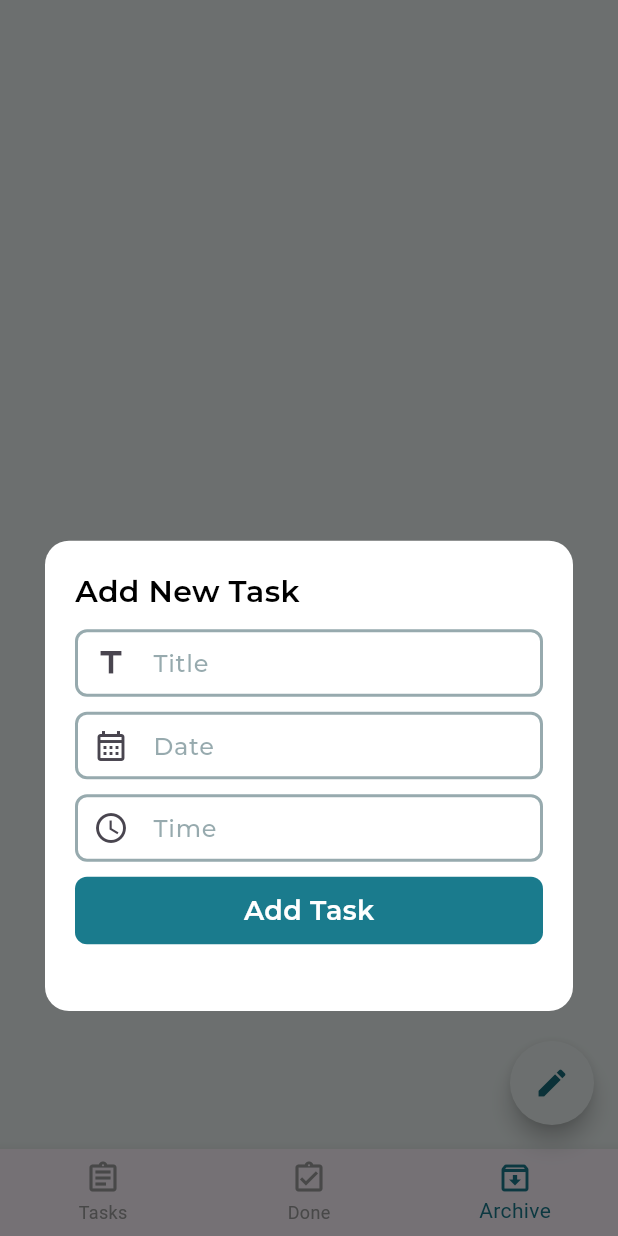
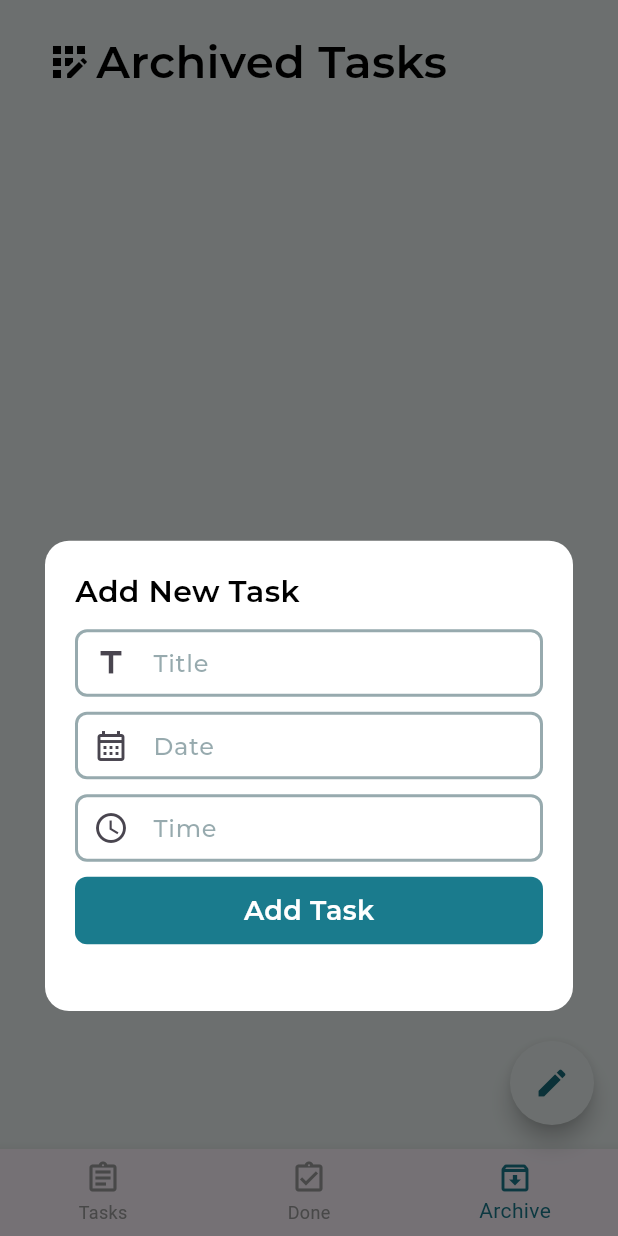
Before and after one commit to Bablu521/Todo-App, a Flutter app: the screen it shows after launch, item 3 of the bottom bar chosen, after a tap on the "edit" icon, on a phone screen of 412 x 824 dp. Run offline on Flutter 3.47's test engine with Material 3 defaults, Android fonts, the phone set to English and light mode, and no system bars; our stand-ins replace dartz, flutter_bloc, get_it, sqflite; accounts and stored records are empty.

Commit message:
build bottomNavigationBar views

```diff
--- /dev/null
+++ b/devtools_options.yaml
@@ -0,0 +1,3 @@
+description: This file stores settings for Dart & Flutter DevTools.
+documentation: https://docs.flutter.dev/tools/devtools/extensions#configure-extension-enablement-states
+extensions:
--- a/lib/features/home/presentation/views/components/home_view_body.dart
+++ b/lib/features/home/presentation/views/components/home_view_body.dart
@@ -1,9 +1,12 @@
 import 'package:flutter/material.dart';
 import 'package:todo_app/core/utils/styles.dart';
+import 'package:todo_app/features/home/data/model/task_model.dart';
 import 'package:todo_app/features/home/presentation/views/components/tasks_listview.dart';
 
 class HomeViewBody extends StatelessWidget {
-  const HomeViewBody({super.key});
+  final List<TaskModel> tasks;
+  final String taskType;
+  const HomeViewBody({super.key, required this.tasks, required this.taskType});
 
   @override
   Widget build(BuildContext context) {
@@ -16,14 +19,18 @@ class HomeViewBody extends StatelessWidget {
               padding: EdgeInsets.only(top: 20, bottom: 10),
               child: Row(
                 children: [
-                  Icon(Icons.app_registration_outlined, size: 32 ,color: Colors.black,),
+                  Icon(
+                    Icons.app_registration_outlined,
+                    size: 32,
+                    color: Colors.black,
+                  ),
                   SizedBox(width: 2),
-                  Text("Tasks", style: AppStyles.style30),
+                  Text(taskType, style: AppStyles.style30),
                 ],
               ),
             ),
           ),
-          TasksListView(),
+          TasksListView(tasks: tasks),
         ],
       ),
     );
--- /dev/null
+++ b/lib/features/home/presentation/views/components/no_tasks_item.dart
@@ -0,0 +1,34 @@
+import 'package:flutter/material.dart';
+import 'package:todo_app/core/utils/styles.dart';
+
+class NoTasksItem extends StatelessWidget {
+  final String taskType;
+  const NoTasksItem({super.key , required this.taskType});
+
+  @override
+  Widget build(BuildContext context) {
+    return Padding(
+      padding: EdgeInsets.symmetric(horizontal: 30),
+      child: Column(
+        children: [
+          Padding(
+            padding: EdgeInsets.only(top: 20, bottom: 10),
+            child: Row(
+              children: [
+                Icon(
+                  Icons.app_registration_outlined,
+                  size: 32,
+                  color: Colors.black,
+                ),
+                SizedBox(width: 2),
+                Text(taskType, style: AppStyles.style30),
+              ],
+            ),
+          ),
+          Expanded(
+            child: Center(child: Text("No Tasks", style: AppStyles.style22.copyWith(fontSize: 24))))
+        ],
+      ),
+    );
+  }
+}
--- a/lib/features/home/presentation/views/components/tasks_listview.dart
+++ b/lib/features/home/presentation/views/components/tasks_listview.dart
@@ -1,31 +1,18 @@
 import 'package:flutter/material.dart';
-import 'package:flutter_bloc/flutter_bloc.dart';
-import 'package:todo_app/features/home/logic/cubit/all_tasks_cubit.dart';
-import 'package:todo_app/features/home/logic/cubit/all_tasks_state.dart';
+import 'package:todo_app/features/home/data/model/task_model.dart';
 import 'package:todo_app/features/home/presentation/views/components/tasks_listview_item.dart';
 
 class TasksListView extends StatelessWidget {
-  const TasksListView({super.key});
+  final List<TaskModel> tasks;
+  const TasksListView({super.key,required this.tasks});
 
   @override
   Widget build(BuildContext context) {
-    return BlocBuilder<AllTasksCubit, AllTasksState>(
-      builder: (context, state) {
-        if (state is AllTasksSuccess) {
-          return SliverList.builder(
-            itemBuilder: (context, index) {
-              return TasksListViewItem(task: state.tasks[index]);
-            },
-            itemCount: state.tasks.length,
-          );
-        } else if (state is AllTasksFailure) {
-          return SliverToBoxAdapter(child: Center(child: Text("An Error Occured : ${state.errorMsg}")));
-        } else if (state is AllTasksLoading) {
-          return SliverToBoxAdapter(child: Center(child: CircularProgressIndicator()));
-        } else {
-          return SliverToBoxAdapter(child: Center(child: SizedBox()));
-        }
+    return SliverList.builder(
+      itemBuilder: (context, index) {
+        return TasksListViewItem(task: tasks[index]);
       },
+      itemCount: tasks.length,
     );
   }
 }
--- /dev/null
+++ b/lib/features/home/presentation/views/components/view_archived_tasks.dart
@@ -0,0 +1,19 @@
+import 'package:flutter/material.dart';
+import 'package:todo_app/features/home/data/model/task_model.dart';
+import 'package:todo_app/features/home/presentation/views/components/home_view_body.dart';
+import 'package:todo_app/features/home/presentation/views/components/no_tasks_item.dart';
+
+class ViewArchivedTasks extends StatelessWidget {
+  final List<TaskModel> tasks;
+  const ViewArchivedTasks({super.key, required this.tasks});
+
+  @override
+  Widget build(BuildContext context) {
+    final archivedTasks =
+        tasks.where((task) => task.status == "incomplete").toList();
+    if (archivedTasks.isEmpty) {
+      return NoTasksItem(taskType: "Archived Tasks");
+    }
+    return HomeViewBody(tasks: archivedTasks, taskType: "Archived Tasks");
+  }
+}
--- /dev/null
+++ b/lib/features/home/presentation/views/components/view_done_tasks.dart
@@ -0,0 +1,18 @@
+import 'package:flutter/material.dart';
+import 'package:todo_app/features/home/data/model/task_model.dart';
+import 'package:todo_app/features/home/presentation/views/components/home_view_body.dart';
+import 'package:todo_app/features/home/presentation/views/components/no_tasks_item.dart';
+
+class ViewDoneTasks extends StatelessWidget {
+  final List<TaskModel> tasks;
+  const ViewDoneTasks({super.key, required this.tasks});
+
+  @override
+  Widget build(BuildContext context) {
+    final doneTasks = tasks.where((task) => task.status == "complete").toList();
+    if (doneTasks.isEmpty) {
+      return NoTasksItem(taskType: "Completed Tasks");
+    }
+    return HomeViewBody(tasks: doneTasks, taskType: "Completed Tasks");
+  }
+}
--- /dev/null
+++ b/lib/features/home/presentation/views/components/view_tasks.dart
@@ -0,0 +1,17 @@
+import 'package:flutter/material.dart';
+import 'package:todo_app/features/home/data/model/task_model.dart';
+import 'package:todo_app/features/home/presentation/views/components/home_view_body.dart';
+import 'package:todo_app/features/home/presentation/views/components/no_tasks_item.dart';
+
+class ViewTasks extends StatelessWidget {
+  final List<TaskModel> tasks;
+  const ViewTasks({super.key, required this.tasks});
+
+  @override
+  Widget build(BuildContext context) {
+    if (tasks.isEmpty) {
+      return NoTasksItem(taskType: "Tasks");
+    }
+    return HomeViewBody(tasks: tasks, taskType: "Tasks");
+  }
+}
--- a/lib/features/home/presentation/views/home_view.dart
+++ b/lib/features/home/presentation/views/home_view.dart
@@ -6,8 +6,11 @@ import 'package:todo_app/core/utils/colors.dart';
 import 'package:todo_app/core/utils/styles.dart';
 import 'package:todo_app/features/home/data/model/task_model.dart';
 import 'package:todo_app/features/home/logic/cubit/all_tasks_cubit.dart';
+import 'package:todo_app/features/home/logic/cubit/all_tasks_state.dart';
 import 'package:todo_app/features/home/presentation/views/components/custom_text_form_field.dart';
-import 'package:todo_app/features/home/presentation/views/components/home_view_body.dart';
+import 'package:todo_app/features/home/presentation/views/components/view_archived_tasks.dart';
+import 'package:todo_app/features/home/presentation/views/components/view_done_tasks.dart';
+import 'package:todo_app/features/home/presentation/views/components/view_tasks.dart';
 
 class HomeView extends StatefulWidget {
   const HomeView({super.key});
@@ -18,7 +21,6 @@ class HomeView extends StatefulWidget {
 
 class _HomeViewState extends State<HomeView> {
   int currentIndex = 0;
-  List<Widget> views = [View1(), View2(), View3()];
   final TextEditingController titleController = TextEditingController();
   final TextEditingController dateController = TextEditingController();
   final TextEditingController timeController = TextEditingController();
@@ -74,7 +76,7 @@ class _HomeViewState extends State<HomeView> {
         title: titleController.text,
         date: dateController.text,
         time: timeController.text,
-        status: "todo",
+        status: "Todo",
       );
       await getIt.get<DatabaseHelpher>().insertIntoDatabase(task: newTask);
 
@@ -213,35 +215,25 @@ class _HomeViewState extends State<HomeView> {
           shape: StadiumBorder(),
           child: Icon(Icons.edit, color: Color.fromARGB(255, 23, 107, 122)),
         ),
-        body: views[currentIndex],
+        body: BlocBuilder<AllTasksCubit, AllTasksState>(
+          builder: (context, state) {
+            if (state is AllTasksSuccess) {
+              List<Widget> views = [
+                ViewTasks(tasks: state.tasks),
+                ViewDoneTasks(tasks: state.tasks),
+                ViewArchivedTasks(tasks: state.tasks),
+              ];
+              return views[currentIndex];
+            } else if (state is AllTasksFailure) {
+              return Center(
+                child: Text("An Error Occured : ${state.errorMsg}"),
+              );
+            } else {
+              return Center(child: CircularProgressIndicator());
+            }
+          },
+        ),
       ),
     );
   }
 }
-
-class View1 extends StatelessWidget {
-  const View1({super.key});
-
-  @override
-  Widget build(BuildContext context) {
-    return HomeViewBody();
-  }
-}
-
-class View2 extends StatelessWidget {
-  const View2({super.key});
-
-  @override
-  Widget build(BuildContext context) {
-    return Scaffold();
-  }
-}
-
-class View3 extends StatelessWidget {
-  const View3({super.key});
-
-  @override
-  Widget build(BuildContext context) {
-    return Scaffold();
-  }
-}
```
